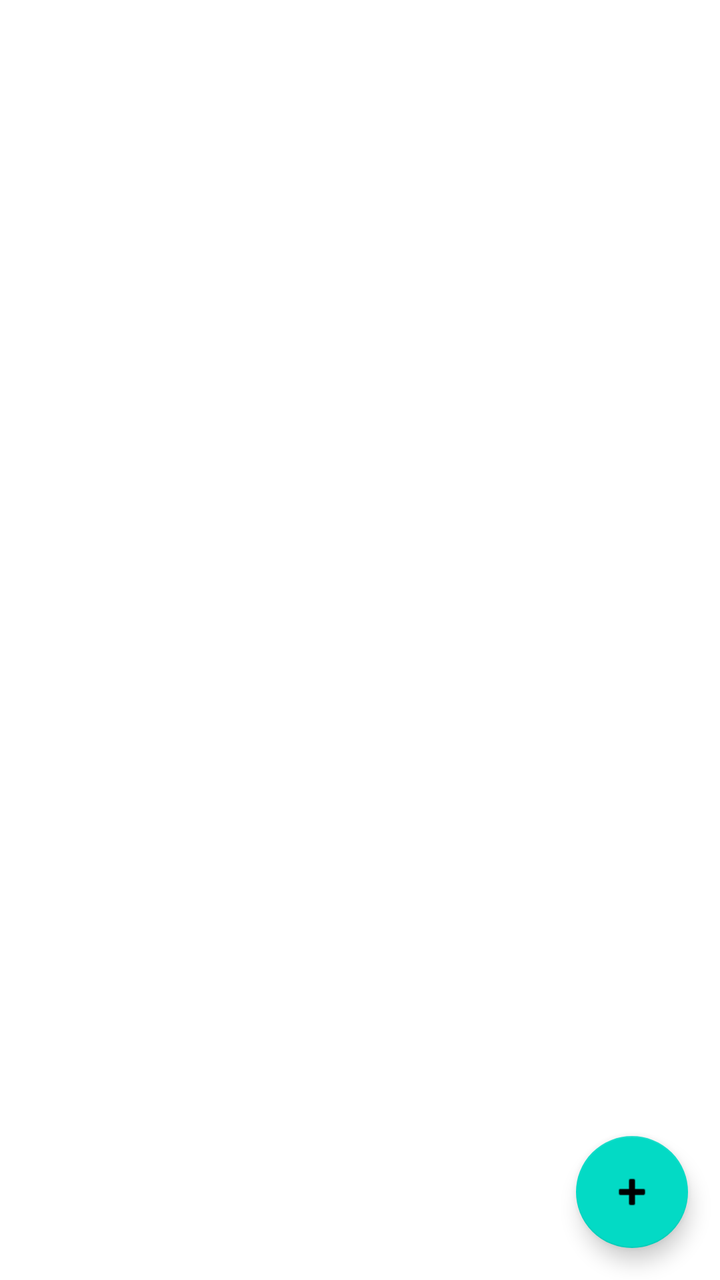
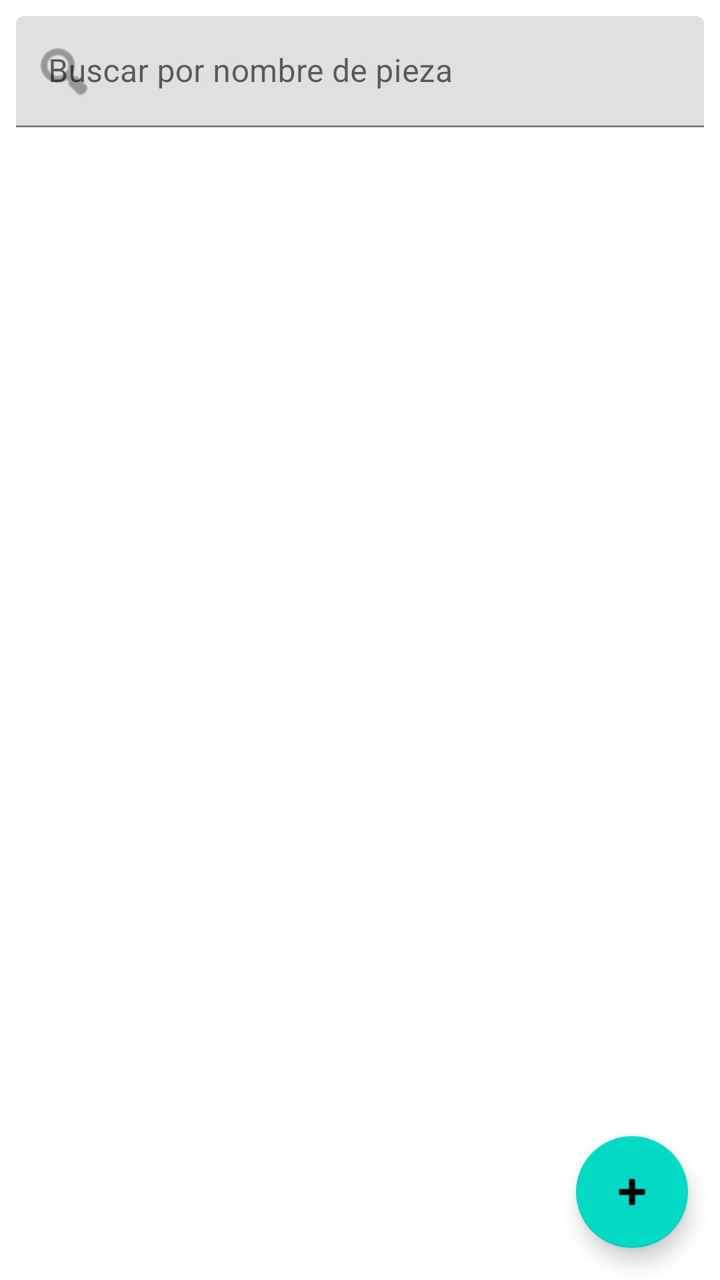

Screens rendered from an Android XML layout before and after an edit, with the pre-edit source and the edit as a unified diff.
<!-- AndroidManifest.xml: application theme Theme.Trabajo_Final_Mobil_2026 -->
<!-- res/layout/fragment_stock.xml -->
<?xml version="1.0" encoding="utf-8"?>
<FrameLayout xmlns:android="http://schemas.android.com/apk/res/android"
    xmlns:app="http://schemas.android.com/apk/res-auto"
    xmlns:tools="http://schemas.android.com/tools"
    android:layout_width="match_parent"
    android:layout_height="match_parent"
    tools:context=".ui.stock.StockFragment">

    <LinearLayout
        android:layout_width="match_parent"
        android:layout_height="match_parent"
        android:orientation="vertical">

        <TextView
            android:id="@+id/tvMensajeStock"
            android:layout_width="match_parent"
            android:layout_height="wrap_content"
            android:padding="8dp"
            android:gravity="center"
            android:text=""
            android:textColor="@android:color/holo_red_dark" />

        <androidx.recyclerview.widget.RecyclerView
            android:id="@+id/rcStock"
            android:layout_width="match_parent"
            android:layout_height="0dp"
            android:layout_weight="1"
            android:clipToPadding="false"
            android:paddingBottom="88dp" />
    </LinearLayout>

    <com.google.android.material.floatingactionbutton.FloatingActionButton
        android:id="@+id/fabCrearStock"
        android:layout_width="wrap_content"
        android:layout_height="wrap_content"
        android:layout_gravity="bottom|end"
        android:layout_margin="16dp"
        android:contentDescription="Crear stock"
        android:src="@android:drawable/ic_input_add" />

</FrameLayout>
<!-- resources referenced by this layout -->
<resources>
  <style name="Theme.Trabajo_Final_Mobil_2026" parent="Theme.MaterialComponents.DayNight.DarkActionBar">
          
          <item name="colorPrimary">@color/purple_500</item>
          <item name="colorPrimaryVariant">@color/purple_700</item>
          <item name="colorOnPrimary">@color/white</item>
          
          <item name="colorSecondary">@color/teal_200</item>
          <item name="colorSecondaryVariant">@color/teal_700</item>
          <item name="colorOnSecondary">@color/black</item>
          
          <item name="android:statusBarColor">?attr/colorPrimaryVariant</item>
          
      </style>
  <color name="purple_500">#FF6200EE</color>
  <color name="purple_700">#FF3700B3</color>
  <color name="white">#FFFFFFFF</color>
  <color name="teal_200">#FF03DAC5</color>
  <color name="teal_700">#FF018786</color>
  <color name="black">#FF000000</color>
</resources>

<!-- the commit's change to res/layout/fragment_stock.xml (unified diff, before → after) -->
@@ -10,6 +10,21 @@
         android:layout_width="match_parent"
         android:layout_height="match_parent"
         android:orientation="vertical">
+        <com.google.android.material.textfield.TextInputLayout
+            android:layout_width="match_parent"
+            android:layout_height="wrap_content"
+            android:layout_margin="8dp"
+            app:startIconDrawable="@android:drawable/ic_menu_search"
+            android:hint="Buscar por nombre de pieza">
+
+            <com.google.android.material.textfield.TextInputEditText
+                android:id="@+id/edBuscarStock"
+                android:layout_width="match_parent"
+                android:layout_height="wrap_content"
+                android:imeOptions="actionSearch"
+                android:inputType="text" />
+        </com.google.android.material.textfield.TextInputLayout>
+
 
         <TextView
             android:id="@+id/tvMensajeStock"
